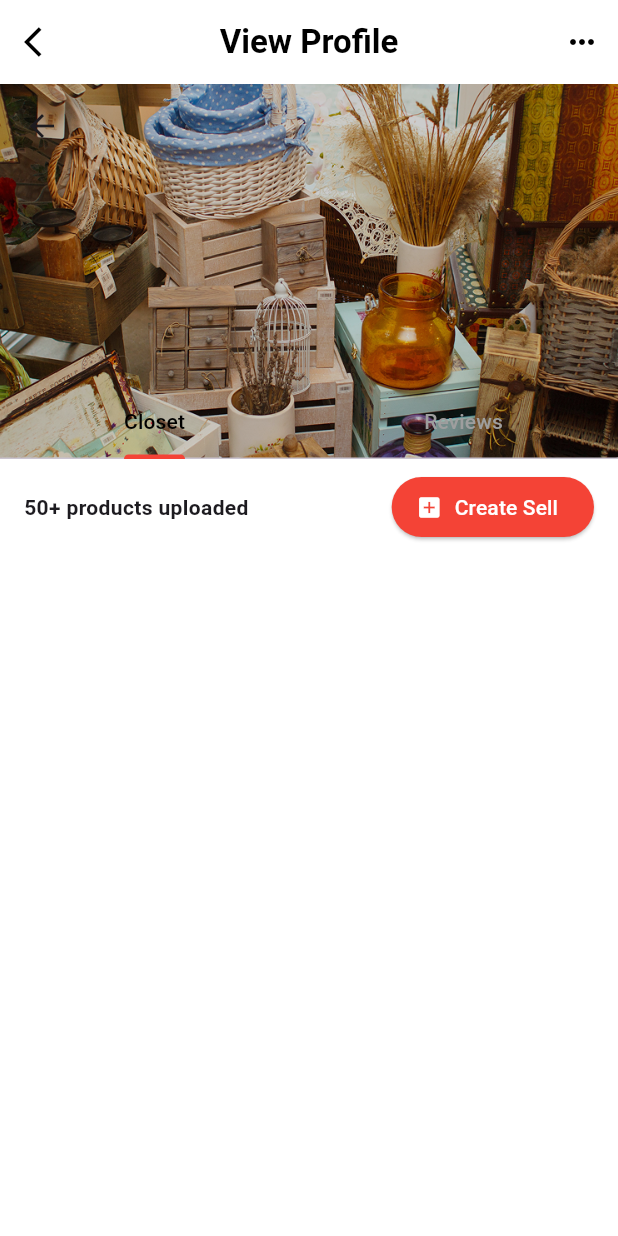
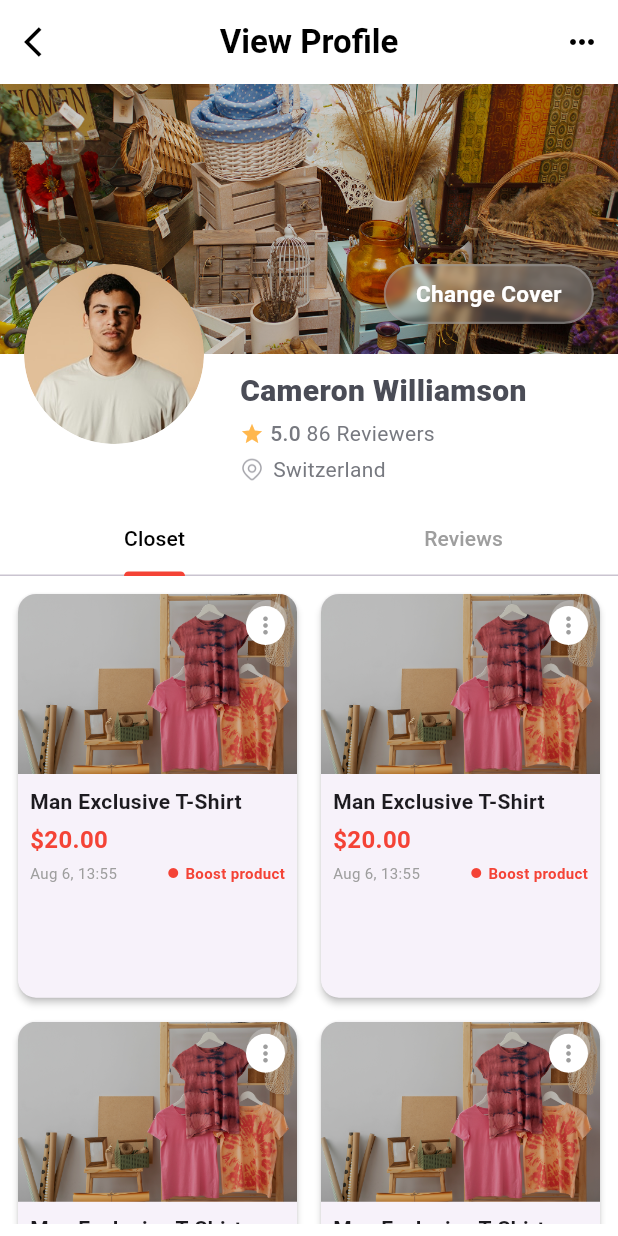
Before and after one commit to backbencherstudio/mussweg, a Flutter app: the SellerProfilePage screen opened by its route, on a phone screen of 412 x 824 dp. Run offline on Flutter 3.47's test engine with Material 3 defaults, Android fonts, the phone set to English and light mode, and no system bars; our stand-ins replace flutter_screenutil, get_it.

Commit message:
make profiles view page

```diff
--- a/lib/views/profile/screens/view_seller_product.dart
+++ b/lib/views/profile/screens/view_seller_product.dart
@@ -1,3 +1,4 @@
+import 'dart:ui'; //
 import 'package:flutter/material.dart';
 import 'package:mussweg/views/profile/widgets/simple_apppbar.dart';
 
@@ -17,17 +18,17 @@ class ProductCard extends StatelessWidget {
   Widget build(BuildContext context) {
     return Card(
       elevation: 2,
-      shape: RoundedRectangleBorder(
-        borderRadius: BorderRadius.circular(12),
-      ),
+      shape: RoundedRectangleBorder(borderRadius: BorderRadius.circular(12)),
       child: Column(
         crossAxisAlignment: CrossAxisAlignment.start,
         children: [
           Stack(
             children: [
               ClipRRect(
-                borderRadius: const BorderRadius.vertical(top: Radius.circular(12)),
-                child: Image.network(
+                borderRadius: const BorderRadius.vertical(
+                  top: Radius.circular(12),
+                ),
+                child: Image.asset(
                   imageUrl,
                   height: 120,
                   width: double.infinity,
@@ -43,7 +44,11 @@ class ProductCard extends StatelessWidget {
                     color: Colors.white,
                     shape: BoxShape.circle,
                   ),
-                  child: const Icon(Icons.more_vert, color: Colors.grey, size: 18),
+                  child: const Icon(
+                    Icons.more_vert,
+                    color: Colors.grey,
+                    size: 18,
+                  ),
                 ),
               ),
             ],
@@ -55,7 +60,10 @@ class ProductCard extends StatelessWidget {
               children: [
                 Text(
                   productName,
-                  style: const TextStyle(fontWeight: FontWeight.bold, fontSize: 14),
+                  style: const TextStyle(
+                    fontWeight: FontWeight.bold,
+                    fontSize: 14,
+                  ),
                   maxLines: 1,
                   overflow: TextOverflow.ellipsis,
                 ),
@@ -74,18 +82,11 @@ class ProductCard extends StatelessWidget {
                   children: [
                     const Text(
                       'Aug 6, 13:55',
-                      style: TextStyle(
-                        fontSize: 10,
-                        color: Colors.grey,
-                      ),
+                      style: TextStyle(fontSize: 10, color: Colors.grey),
                     ),
                     Row(
                       children: [
-                        const Icon(
-                          Icons.circle,
-                          color: Colors.red,
-                          size: 8,
-                        ),
+                        const Icon(Icons.circle, color: Colors.red, size: 8),
                         const SizedBox(width: 4),
                         const Text(
                           'Boost product',
@@ -115,13 +116,14 @@ class SellerProfilePage extends StatefulWidget {
   State<SellerProfilePage> createState() => _SellerProfilePageState();
 }
 
-class _SellerProfilePageState extends State<SellerProfilePage> with SingleTickerProviderStateMixin {
+class _SellerProfilePageState extends State<SellerProfilePage>
+    with SingleTickerProviderStateMixin {
   late TabController _tabController;
 
   @override
   void initState() {
     super.initState();
-    _tabController = TabController(length: 3, vsync: this);
+    _tabController = TabController(length: 2, vsync: this);
   }
 
   @override
@@ -134,116 +136,122 @@ class _SellerProfilePageState extends State<SellerProfilePage> with SingleTicker
   Widget build(BuildContext context) {
     return Scaffold(
       appBar: SimpleApppbar(title: 'View Profile'),
-      body: NestedScrollView(
-        headerSliverBuilder: (BuildContext context, bool innerBoxIsScrolled) {
-          return <Widget>[
-            SliverAppBar(
-              expandedHeight: 250.0,
-              floating: false,
-              pinned: true,
-              flexibleSpace: FlexibleSpaceBar(
-                background: Stack(
-                  fit: StackFit.expand,
+      body: Column(
         children: [
-                    Image.asset(
+          // Profile Header
+          SizedBox(
+            height: 280,
+            child: Stack(
+              children: [
+                SizedBox(
+                  height: 180,
+                  width: double.infinity,
+                  child: Image.asset(
                     'assets/images/cover.png',
                     fit: BoxFit.cover,
                   ),
-                    // Profile info overlay
-                    Positioned(
-                      top: 250,
-                      bottom: 0,
-                      left: 0,
-                      right: 0,
-                      child: SizedBox(
-                        height: 200,
-                        child: Container(
-                          padding: const EdgeInsets.symmetric(horizontal: 16.0, vertical: 10.0),
-                          decoration: const BoxDecoration(
-                            color: Colors.white,
-                            borderRadius: BorderRadius.vertical(top: Radius.circular(20)),
-                          ),
-                          child: Column(
-                            crossAxisAlignment: CrossAxisAlignment.start,
-                            children: [
-                              Row(
-                                children: [
-                                  Stack(
-                                    children: [
-                                      // Profile picture
-                                      const CircleAvatar(
-                                        radius: 40,
-                                        backgroundImage: NetworkImage('https://via.placeholder.com/150'),
                 ),
                 Positioned(
-                                        bottom: 0,
-                                        right: 0,
-                                        child: Container(
-                                          padding: const EdgeInsets.all(2),
-                                          decoration: BoxDecoration(
-                                            color: Colors.red,
-                                            borderRadius: BorderRadius.circular(10),
-                                          ),
-                                          child: const Icon(Icons.camera_alt, color: Colors.white, size: 16),
+                  top: 120,
+                  left: 16,
+                  child: SizedBox(
+                    width: 120,
+                    height: 120,
+                    child: ClipOval(
+                      child: Image.asset(
+                        'assets/icons/user_profile.png',
+                        fit: BoxFit.cover, // fills the box
+                        width: 120,
+                        height: 120,
                       ),
                     ),
-                                    ],
                   ),
-                                  const SizedBox(width: 16),
-                                  // User details
-                                  Column(
+                ),
+
+
+            Positioned(
+            bottom: 120,
+            right: 16,
+            child: ClipRRect(
+              borderRadius: BorderRadius.circular(20),
+              child: BackdropFilter(
+                filter: ImageFilter.blur(sigmaX: 2, sigmaY: 2), // blur intensity
+                child: Container(
+                  height: 40,
+                  padding: const EdgeInsets.symmetric(horizontal: 20),
+                  decoration: BoxDecoration(
+                    color: Colors.white.withOpacity(0.2), // semi-transparent
+                    borderRadius: BorderRadius.circular(20),
+                    border: Border.all(
+                      color: Colors.grey.withOpacity(0.5),
+                      width: 1.5,
+                    ),
+                  ),
+                  child: const Center(
+                    child: Text(
+                      'Change Cover',
+                      style: TextStyle(
+                        fontWeight: FontWeight.bold,
+                        color: Colors.white,
+                        fontSize: 15,
+                      ),
+                    ),
+                  ),
+                ),
+              ),
+            ),
+          ),
+
+          Positioned(
+                 top: 190,
+                  left: 160,
+                  right: 16,
+                  child: Column(
                     crossAxisAlignment: CrossAxisAlignment.start,
                     children: [
                       const Text(
                         'Cameron Williamson',
                         style: TextStyle(
                           fontSize: 20,
-                                          fontWeight: FontWeight.bold,
+                          fontWeight: FontWeight.w800,
+                          color: Color(0xff4A4C56)
                         ),
                       ),
                       const SizedBox(height: 4),
                       Row(
                         children: [
-                                          const Icon(Icons.star, color: Colors.orange, size: 16),
-                                          const SizedBox(width: 4),
-                                          const Text(
+                          Icon(Icons.star, color: Colors.orange.shade300, size: 16),
+                          SizedBox(width: 4),
+                          Text(
                             '5.0',
-                                            style: TextStyle(fontWeight: FontWeight.bold),
+                            style: TextStyle(fontWeight: FontWeight.w500,color: Color(0xff777980)),
                           ),
-                                          const Text(' 86 Reviewers', style: TextStyle(color: Colors.grey)),
+                          Text(
+                            ' 86 Reviewers',
+                            style: TextStyle(color: Color(0xff777980)),
+                          ),
                         ],
                       ),
                       const SizedBox(height: 4),
+                      Row(
+                        children: [
+                          Image.asset('assets/icons/location.png',scale: 3,),
+                          const SizedBox(width: 6),
                           const Text(
-                                        '📍 Switzerland',
-                                        style: TextStyle(color: Colors.grey),
+                            'Switzerland',
+                            style: TextStyle(color: Color(0xff777980)),
                           ),
                         ],
                       ),
                     ],
                   ),
-                              const SizedBox(height: 16),
-                              ElevatedButton(
-                                onPressed: () {},
-                                style: ElevatedButton.styleFrom(
-                                  backgroundColor: Colors.white,
-                                  foregroundColor: Colors.red,
-                                  shape: RoundedRectangleBorder(
-                                    borderRadius: BorderRadius.circular(12),
-                                    side: const BorderSide(color: Colors.red),
-                                  ),
-                                ),
-                                child: const Text('Change Cover'),
                 ),
               ],
             ),
           ),
-                      ),
-                    ),
-                  ],
-                ),
-              ),
-              bottom: TabBar(
+
+          // Tab Bar
+          TabBar(
             controller: _tabController,
             indicatorColor: Colors.red,
             labelColor: Colors.black,
@@ -253,77 +261,52 @@ class _SellerProfilePageState extends State<SellerProfilePage> with SingleTicker
               Tab(text: 'Reviews'),
             ],
           ),
-            ),
-          ];
-        },
-        body: TabBarView(
+
+          // Tab Bar Views
+          Expanded(
+            child: TabBarView(
               controller: _tabController,
               children: [
-            // Tab 1: Closet
-            Column(
-              crossAxisAlignment: CrossAxisAlignment.start,
-              children: [
+                // Closet Tab
                 Padding(
-                  padding: const EdgeInsets.symmetric(horizontal: 16.0, vertical: 8.0),
-                  child: Row(
-                    mainAxisAlignment: MainAxisAlignment.spaceBetween,
-                    children: [
-                      const Text(
-                        '50+ products uploaded',
-                        style: TextStyle(fontWeight: FontWeight.bold),
+                  padding: const EdgeInsets.all(8.0),
+                  child: GridView.count(
+                    crossAxisCount: 2,
+                    crossAxisSpacing: 8,
+                    mainAxisSpacing: 8,
+                    childAspectRatio: 0.7,
+                    children: const [
+                      ProductCard(
+                        imageUrl: 'assets/images/card.png',
+                        productName: 'Man Exclusive T-Shirt',
+                        price: '\$20.00',
                       ),
-                      ElevatedButton.icon(
-                        onPressed: () {},
-                        icon: const Icon(Icons.add_box),
-                        label: const Text('Create Sell'),
-                        style: ElevatedButton.styleFrom(
-                          backgroundColor: Colors.red,
-                          foregroundColor: Colors.white,
+                      ProductCard(
+                        imageUrl: 'assets/images/card.png',
+                        productName: 'Man Exclusive T-Shirt',
+                        price: '\$20.00',
+                      ),
+                      ProductCard(
+                        imageUrl: 'assets/images/card.png',
+                        productName: 'Man Exclusive T-Shirt',
+                        price: '\$20.00',
+                      ),
+                      ProductCard(
+                        imageUrl: 'assets/images/card.png',
+                        productName: 'Man Exclusive T-Shirt',
+                        price: '\$20.00',
+                      ),
+                    ],
+                  ),
+                ),
+
+                // Reviews Tab
+                const Center(child: Text('Reviews Content')),
+              ],
             ),
           ),
         ],
       ),
-                ),
-                // Expanded(
-                //   child: GridView.count(
-                //     crossAxisCount: 2,
-                //     crossAxisSpacing: 8,
-                //     mainAxisSpacing: 8,
-                //     padding: const EdgeInsets.all(16.0),
-                //     childAspectRatio: 0.7,
-                //     children: const [
-                //       ProductCard(
-                //         imageUrl: 'https://via.placeholder.com/300x400',
-                //         productName: 'Man Exclusive T-Shirt',
-                //         price: '\$20.00',
-                //       ),
-                //       ProductCard(
-                //         imageUrl: 'https://via.placeholder.com/300x400',
-                //         productName: 'Man Exclusive T-Shirt',
-                //         price: '\$20.00',
-                //       ),
-                //       ProductCard(
-                //         imageUrl: 'https://via.placeholder.com/300x400',
-                //         productName: 'Man Exclusive T-Shirt',
-                //         price: '\$20.00',
-                //       ),
-                //       ProductCard(
-                //         imageUrl: 'https://via.placeholder.com/300x400',
-                //         productName: 'Man Exclusive T-Shirt',
-                //         price: '\$20.00',
-                //       ),
-                //     ],
-                //   ),
-                // ),
-              ],
-            ),
-            // Tab 2: Reviews (Placeholder)
-            const Center(child: Text('Reviews Content')),
-            // Tab 3: More (Placeholder)
-            const Center(child: Text('More Content')),
-          ],
-        ),
-      ),
     );
   }
 }
--- a/lib/views/widgets/profile_menu_item.dart
+++ /dev/null
@@ -1,46 +0,0 @@
-import 'package:flutter/material.dart';
-import 'package:flutter_screenutil/flutter_screenutil.dart';
-
-class ProfileMenuItem extends StatelessWidget {
-  final String image;
-  final String title;
-  final VoidCallback? onTap;
-
-  const ProfileMenuItem({
-    Key? key,
-    required this.image,
-    required this.title,
-    this.onTap,
-  }) : super(key: key);
-
-  @override
-  Widget build(BuildContext context) {
-    return InkWell(
-      onTap: onTap,
-      child: Padding(
-        padding: const EdgeInsets.symmetric(vertical: 16.0, horizontal: 24.0),
-        child: Column(
-          children: [
-            Row(
-              children: [
-                Image.asset(image as String,scale: 3,),
-                SizedBox(width: 10.sp),
-                Expanded(
-                  child: Text(
-                    title,
-                    style: const TextStyle(
-                      fontSize: 16,
-                      color: Color(0xff4A4C56),
-                      fontWeight: FontWeight.w500,
-                    ),
-                  ),
-                ),
-                const Icon(Icons.chevron_right, color: Colors.grey),
-              ],
-            ),
-          ],
-        ),
-      ),
-    );
-  }
-}
```
Also changed, not shown: assets/images/card.png (added). Lines whose indentation alone changed are shown as unchanged.
